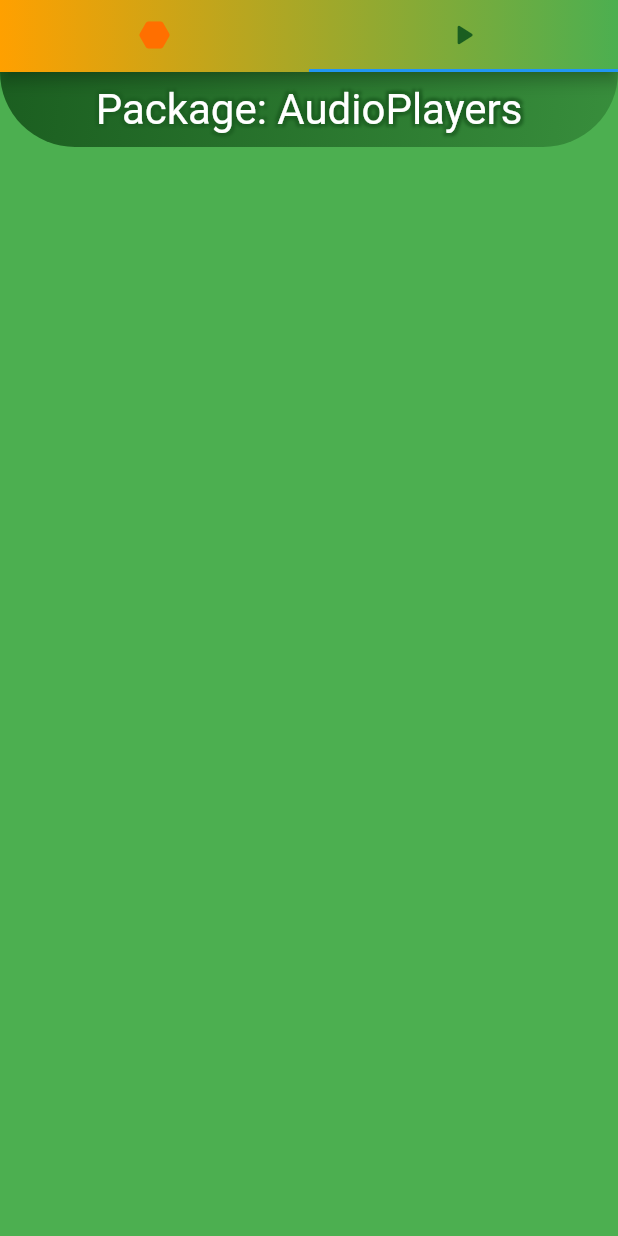
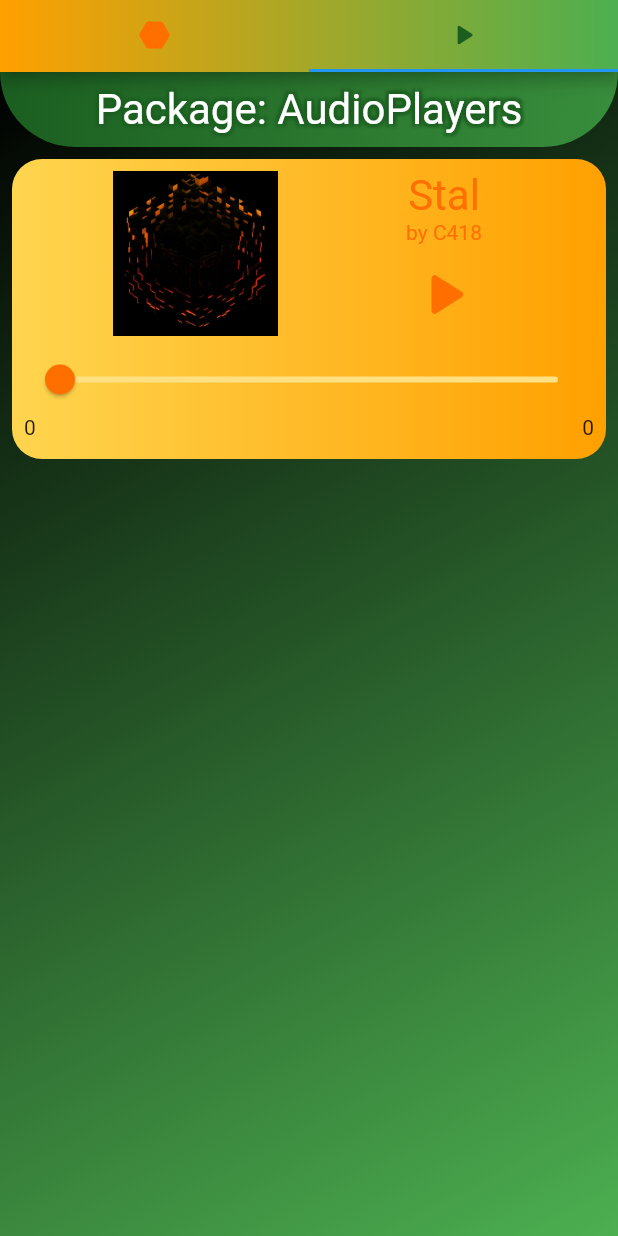
Before and after one commit to GGsource/cs378_project_4, a Flutter app: the screen it shows after launch, tab 2 chosen, on a phone screen of 412 x 824 dp. Run offline on Flutter 3.47's test engine with Material 2 defaults, Android fonts, the phone set to English and light mode, and no system bars; our stand-ins replace audioplayers, charts_flutter.

Commit message:
Updates on audio page work

```diff
--- a/lib/audio_page.dart
+++ b/lib/audio_page.dart
@@ -1,12 +1,24 @@
+import 'package:audioplayers/audioplayers.dart';
 import 'package:flutter/material.dart';
 
-class MusicPage extends StatelessWidget {
-  const MusicPage({super.key});
+class AudioPage extends StatefulWidget {
+  const AudioPage({super.key});
 
+  @override
+  State<AudioPage> createState() => _AudioPageState();
+}
+
+class _AudioPageState extends State<AudioPage> {
   @override
   Widget build(BuildContext context) {
     return Container(
-      color: Colors.green,
+      decoration: const BoxDecoration(
+        gradient: LinearGradient(
+          colors: [Colors.black, Colors.green],
+          begin: Alignment.topLeft,
+          end: Alignment.bottomRight,
+        ),
+      ),
       child: Column(
         children: [
           // Title Bar
@@ -55,9 +67,130 @@
               ),
             ),
           ),
+
+          // Body of screen
+          audioCard(
+              path: "Stal.mp3",
+              title: "Stal",
+              artist: "C418",
+              swatch: Colors.amber),
         ],
+      ),
+    );
+  }
 
-        // Body of screen
+  Widget audioCard({
+    required String path,
+    required String title,
+    required String artist,
+    required MaterialColor swatch,
+  }) {
+    AudioPlayer audio = AudioPlayer();
+    bool isPlaying = false;
+    Icon play = const Icon(Icons.play_arrow_rounded);
+    Icon pause = const Icon(Icons.pause_rounded);
+    Icon currentIcon = play;
+    Duration duration = Duration.zero;
+    Duration position = Duration.zero;
+
+    audio.onPlayerStateChanged.listen((state) {
+      setState(() {
+        isPlaying = state == PlayerState.playing;
+        if (isPlaying) {
+          currentIcon = pause;
+        } else {
+          currentIcon = play;
+        }
+      });
+    });
+    audio.onDurationChanged.listen((newDuration) {
+      setState(() {
+        duration = newDuration;
+      });
+    });
+    audio.onPositionChanged.listen((newPosition) {
+      setState(() {
+        position = newPosition;
+      });
+    });
+
+    return Padding(
+      padding: const EdgeInsets.all(8.0),
+      child: Container(
+        height: 200,
+        decoration: BoxDecoration(
+          gradient: LinearGradient(colors: [swatch.shade300, swatch.shade700]),
+          borderRadius: BorderRadius.circular(20),
+        ),
+        child: Padding(
+          padding: const EdgeInsets.all(8.0),
+          child: Column(
+            children: [
+              Wrap(
+                alignment: WrapAlignment.center,
+                direction: Axis.horizontal,
+                spacing: 70,
+                children: [
+                  Container(
+                    width: 110,
+                    height: 110,
+                    decoration: const BoxDecoration(
+                      image: DecorationImage(
+                        image: AssetImage("assets/Stal.jpg"),
+                        fit: BoxFit.cover,
+                      ),
+                    ),
+                    // color: swatch.shade900,
+                  ),
+                  Padding(
+                    padding: const EdgeInsets.fromLTRB(8, 0, 8, 0),
+                    child: Column(
+                      children: [
+                        Text(
+                          title,
+                          textScaleFactor: 2,
+                          style: TextStyle(color: swatch.shade900),
+                        ),
+                        Text(
+                          "by $artist",
+                          style: TextStyle(color: swatch.shade900),
+                        ),
+                        IconButton(
+                          onPressed: () async {
+                            if (isPlaying) {
+                              await audio.pause();
+                            } else {
+                              await audio.play(AssetSource(path));
+                            }
+                          },
+                          icon: currentIcon,
+                          iconSize: 50,
+                          color: swatch.shade900,
+                        ),
+                      ],
+                    ),
+                  ),
+                ],
+              ),
+              Slider(
+                min: 0,
+                max: duration.inSeconds.toDouble(),
+                value: position.inSeconds.toDouble(),
+                onChanged: (val) async {},
+                thumbColor: swatch.shade900,
+                activeColor: swatch,
+                inactiveColor: swatch.shade200,
+              ),
+              Row(
+                mainAxisAlignment: MainAxisAlignment.spaceBetween,
+                children: [
+                  Text(position.inMinutes.toString()),
+                  Text(duration.inMinutes.toString()),
+                ],
+              ),
+            ],
+          ),
+        ),
       ),
     );
   }
--- a/lib/main.dart
+++ b/lib/main.dart
@@ -42,7 +42,7 @@
               // Screen 1
               BeeChart(),
               // Screen 2
-              MusicPage(),
+              AudioPage(),
             ],
           ),
         ),
--- a/pubspec.yaml
+++ b/pubspec.yaml
@@ -61,7 +61,8 @@
 
   # To add assets to your application, add an assets section, like this:
   assets:
-    - images/
+    - assets/
+    # - assets/audio/
   #   - images/a_dot_ham.jpeg
 
   # An image asset can refer to one or more resolution-specific "variants", see
```
Also changed, not shown: assets/Stal.jpg (added), images/honey.jpg (deleted), 5 other files.
